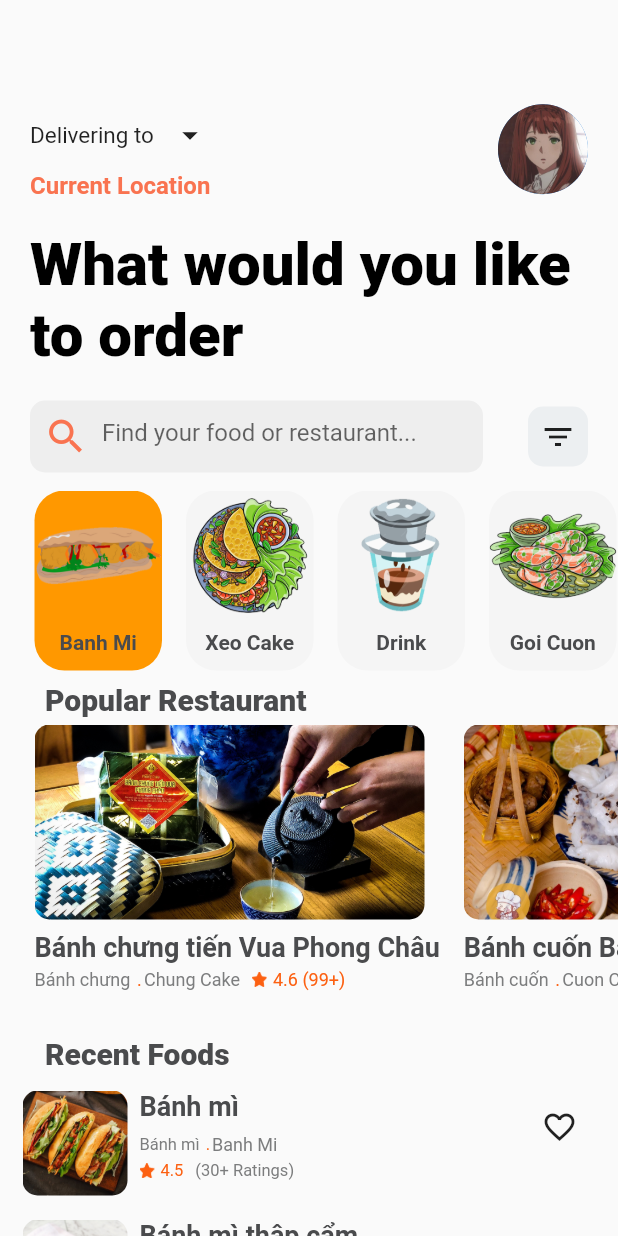
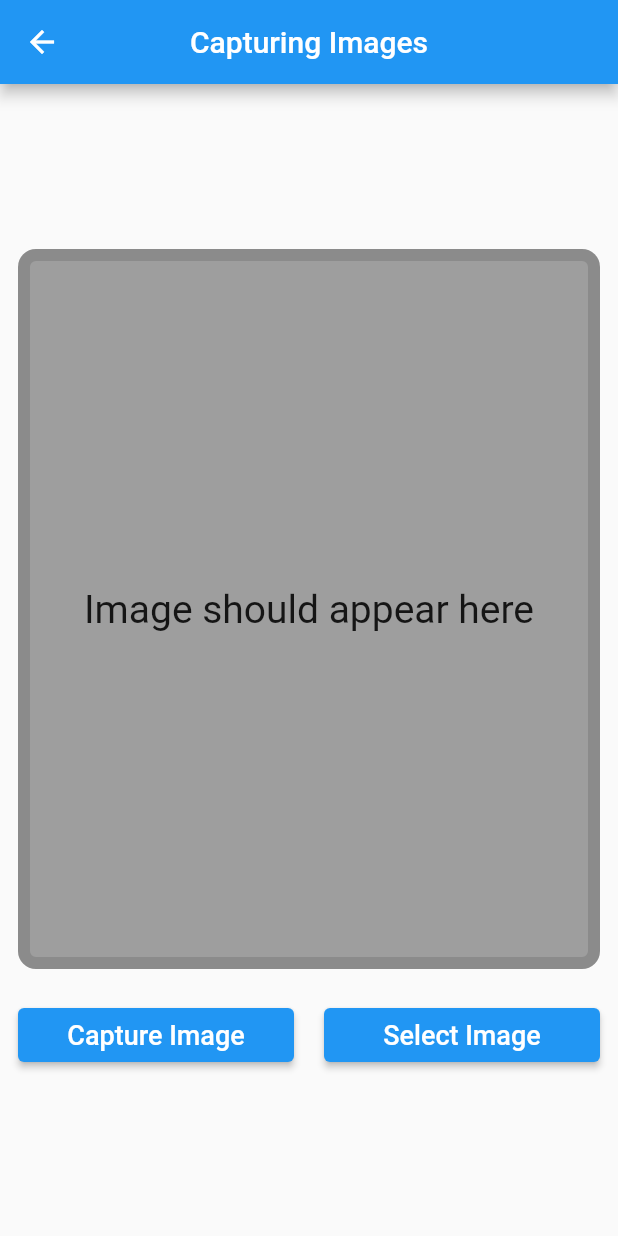
Before and after one commit to PhamH1eu/wikiFoodia, a Flutter app: the MainPage screen opened by its route, after a tap on the "filter list" icon, on a phone screen of 412 x 824 dp. Run offline on Flutter 3.47's test engine with Material 2 defaults, Android fonts, the phone set to English and light mode, and no system bars; our stand-ins replace awesome_snackbar_content, firebase_auth, firebase_core, flutter_map, font_awesome_flutter, geolocator and 5 more; accounts and stored records are empty; Roboto replaces fonts that are missing (Trajan Pro).

Commit message:
update cam to detection

```diff
--- /dev/null
+++ b/lib/features/app/presentation/pages/detectionFood.dart
@@ -0,0 +1,97 @@
+import 'dart:io';
+
+import 'package:flutter/material.dart';
+import 'package:image_picker/image_picker.dart';
+
+class DetectionFood extends StatefulWidget {
+  const DetectionFood({Key? key}) : super(key: key);
+
+  @override
+  State<DetectionFood> createState() => _DetectionFood();
+}
+
+class _DetectionFood extends State<DetectionFood> {
+
+  File? imageFile;
+
+  @override
+  Widget build(BuildContext context) {
+    return Scaffold(
+      appBar: AppBar(
+        title: const Text('Capturing Images'),
+        centerTitle: true,
+      ),
+      body: Padding(
+        padding: const EdgeInsets.all(12.0),
+        child: Column(
+          mainAxisAlignment: MainAxisAlignment.center,
+          children: [
+            if(imageFile != null)
+              Container(
+                width: 640,
+                height: 480,
+                alignment: Alignment.center,
+                decoration: BoxDecoration(
+                  color: Colors.grey,
+                  image: DecorationImage(
+                      image: FileImage(imageFile!),
+                      fit: BoxFit.cover
+                  ),
+                  border: Border.all(width: 8, color: Colors.black),
+                  borderRadius: BorderRadius.circular(12.0),
+                ),
+              )
+            else
+              Container(
+                width: 640,
+                height: 480,
+                alignment: Alignment.center,
+                decoration: BoxDecoration(
+                  color: Colors.grey,
+                  border: Border.all(width: 8, color: Colors.black12),
+                  borderRadius: BorderRadius.circular(12.0),
+                ),
+                child: const Text('Image should appear here', style: TextStyle(fontSize: 26),),
+              ),
+            const SizedBox(
+              height: 20,
+            ),
+            Row(
+              children: [
+                Expanded(
+                  child: ElevatedButton(
+                      onPressed: ()=> getImage(source: ImageSource.camera),
+                      child: const Text('Capture Image', style: TextStyle(fontSize: 18))
+                  ),
+                ),
+                const SizedBox(width: 20,),
+                Expanded(
+                  child: ElevatedButton(
+                      onPressed: ()=> getImage(source: ImageSource.gallery),
+                      child: const Text('Select Image', style: TextStyle(fontSize: 18))
+                  ),
+                )
+              ],
+            ),
+          ],
+        ),
+      ),
+    );
+  }
+
+  void getImage({required ImageSource source}) async {
+
+    final file = await ImagePicker().pickImage(
+        source: source,
+        maxWidth: 640,
+        maxHeight: 480,
+        imageQuality: 70 //0 - 100
+    );
+
+    if(file?.path != null){
+      setState(() {
+        imageFile = File(file!.path);
+      });
+    }
+  }
+}
--- a/lib/features/app/presentation/pages/home_page.dart
+++ b/lib/features/app/presentation/pages/home_page.dart
@@ -2,6 +2,7 @@ import 'package:flutter/material.dart';
 import 'package:google_nav_bar/google_nav_bar.dart';
 
 import 'FavoritePage/favorites_page.dart';
+import 'detectionFood.dart';
 import 'setting_page.dart';
 import 'main_page.dart';
 
--- a/lib/features/app/presentation/pages/main_page.dart
+++ b/lib/features/app/presentation/pages/main_page.dart
@@ -2,6 +2,7 @@ import 'package:firebase_auth/firebase_auth.dart';
 import 'package:flutter/material.dart';
 import 'package:wikifoodia/features/app/presentation/pages/FavoritePage/food.dart';
 import 'package:wikifoodia/features/app/presentation/pages/StorePage/map.dart';
+import 'package:wikifoodia/features/app/presentation/pages/detectionFood.dart';
 import 'package:wikifoodia/features/app/presentation/pages/search.dart';
 
 import '../widgets/category_cell.dart';
@@ -174,6 +175,11 @@ class _MainPageState extends State<MainPage> {
                                 icon: Icon(Icons.filter_list),
                                 onPressed: () {
                                   // Xử lý sự kiện khi nhấn vào nút lọc
+                                  Navigator.push(
+                                      context,
+                                      MaterialPageRoute(
+                                      builder: (context) => DetectionFood()
+                                  ));
                                 },
                               ),
                             ),
--- a/pubspec.yaml
+++ b/pubspec.yaml
@@ -63,6 +63,9 @@ dev_dependencies:
   # package. See that file for information about deactivating specific lint
   # rules and activating additional ones.
   flutter_lints: ^2.0.0
+  camera: ^0.10.5+5
+  image_picker: ^1.0.4
+  video_player: ^2.8.1
 
 # For information on the generic Dart part of this file, see the
 # following page: https://dart.dev/tools/pub/pubspec
```
Also changed, not shown: pubspec.lock.
